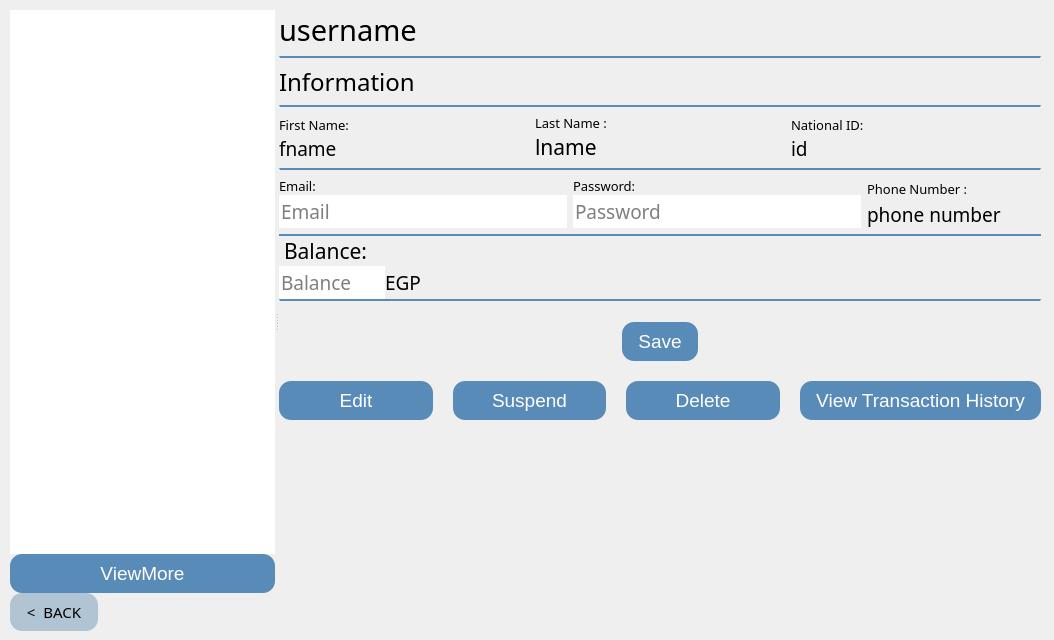
This is wallet_proj_qt/simple_wallet/viewusers.ui in Mahossam36/Smart-Wallet-System as Qt 5 draws it before an edit. The edited form follows.
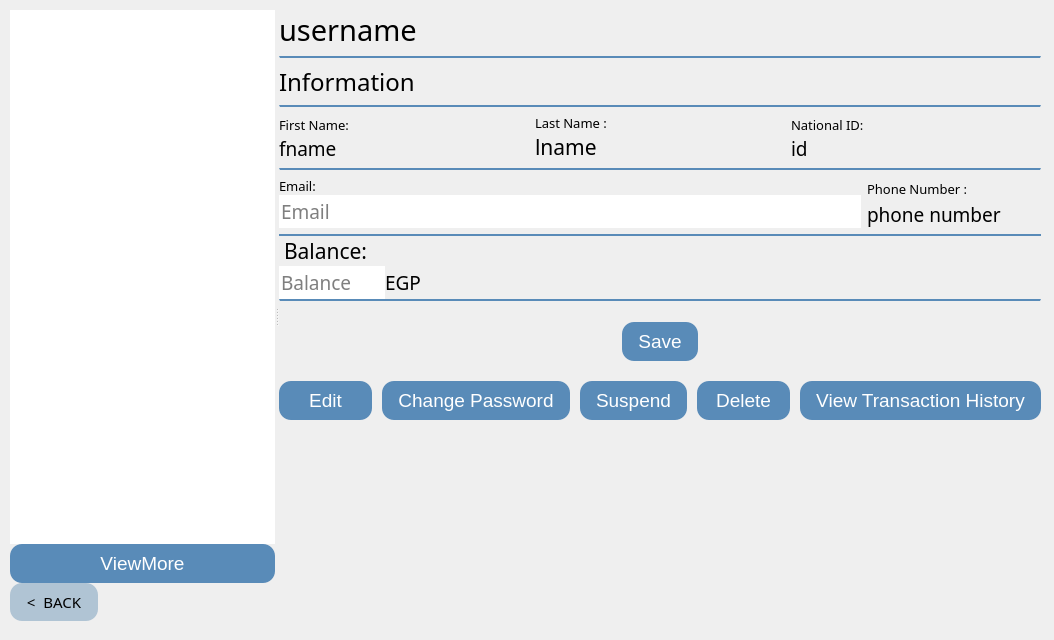
This is the edited form.

Commit message: Added the Edit User Profile

Diff of the .ui file:
```diff
--- a/wallet_proj_qt/simple_wallet/viewusers.ui
+++ b/wallet_proj_qt/simple_wallet/viewusers.ui
@@ -19,7 +19,7 @@
      <x>10</x>
      <y>10</y>
      <width>1031</width>
-     <height>621</height>
+     <height>611</height>
     </rect>
    </property>
    <layout class="QVBoxLayout" name="verticalLayout_10">
@@ -376,38 +376,6 @@
             <property name="spacing">
              <number>0</number>
             </property>
-            <item>
-             <widget class="QLabel" name="label">
-              <property name="font">
-               <font>
-                <family>Arial Unicode MS</family>
-                <pointsize>10</pointsize>
-               </font>
-              </property>
-              <property name="text">
-               <string>Password:</string>
-              </property>
-             </widget>
-            </item>
-            <item>
-             <widget class="QLineEdit" name="password_lineEdit">
-              <property name="font">
-               <font>
-                <family>Arial Unicode MS</family>
-                <pointsize>14</pointsize>
-               </font>
-              </property>
-              <property name="text">
-               <string/>
-              </property>
-              <property name="frame">
-               <bool>false</bool>
-              </property>
-              <property name="placeholderText">
-               <string>Password</string>
-              </property>
-             </widget>
-            </item>
            </layout>
           </item>
           <item>
@@ -642,7 +610,7 @@
             <item>
              <layout class="QHBoxLayout" name="horizontalLayout_8">
               <property name="spacing">
-               <number>20</number>
+               <number>10</number>
               </property>
               <item>
                <widget class="QPushButton" name="edit_pushButton">
@@ -666,6 +634,28 @@
                 </property>
                </widget>
               </item>
+              <item>
+               <widget class="QPushButton" name="ChangePassword">
+                <property name="styleSheet">
+                 <string notr="true">QPushButton {
+    background-color: #598bb8;   /* dark blue */
+    color: white;
+    border: none;                /* no border line */
+    border-radius: 12px;         /* rounded corners */
+    padding: 8px 16px;
+    font-size: 19px;
+    background-image: none;      /* no image */
+}
+
+QPushButton:hover {
+    background-color: #0D1B5A;   /* darker on hover */
+}</string>
+                </property>
+                <property name="text">
+                 <string>Change Password</string>
+                </property>
+               </widget>
+              </item>
               <item>
                <widget class="QPushButton" name="sus_pushButton">
                 <property name="styleSheet">
```
The commit also changes 673 other files.
